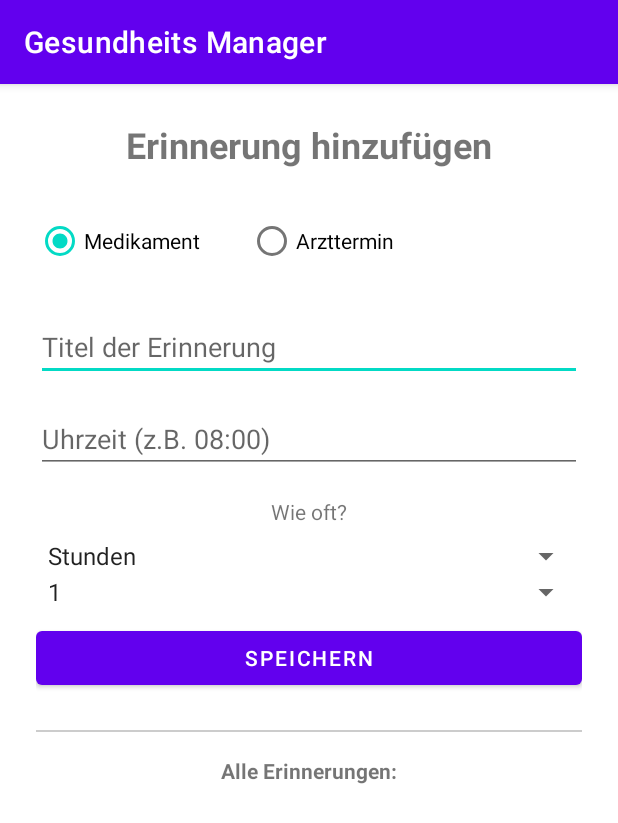
After one commit to Ksarwat/GesundheitsManager-App-repo, an Android app: the fragment AddReminderFragment shown on its own in the app's theme, on a phone screen of 412 x 824 dp. The commit adds this screen. Shown: the top 823 px of the screen. Run offline under Robolectric (Android 15) with nearby library versions, the phone set to English and light mode, and no system bars.

Commit message:
first notification trial

```diff
--- a/app/src/main/AndroidManifest.xml
+++ b/app/src/main/AndroidManifest.xml
@@ -23,6 +23,7 @@
                 <category android:name="android.intent.category.LAUNCHER" />
             </intent-filter>
         </activity>
+        <receiver android:name="com.example.gesundheitsmanager.ui.notizen.ReminderNotificationHelper$ReminderReceiver"/>
     </application>
 
 </manifest>
--- /dev/null
+++ b/app/src/main/java/com/example/gesundheitsmanager/ui/notizen/AddReminderFragment.java
@@ -0,0 +1,275 @@
+package com.example.gesundheitsmanager.ui.notizen;
+
+import android.app.AlarmManager;
+import android.app.NotificationChannel;
+import android.app.NotificationManager;
+import android.app.PendingIntent;
+import android.content.BroadcastReceiver;
+import android.content.Context;
+import android.content.Intent;
+import android.os.Build;
+import androidx.core.app.NotificationCompat;
+import androidx.fragment.app.Fragment;
+import android.os.Bundle;
+import android.view.LayoutInflater;
+import android.view.View;
+import android.view.ViewGroup;
+import android.widget.*;
+import com.example.gesundheitsmanager.R;
+import java.io.BufferedReader;
+import java.io.FileInputStream;
+import java.io.FileOutputStream;
+import java.io.IOException;
+import java.io.InputStreamReader;
+import java.util.ArrayList;
+
+public class AddReminderFragment extends Fragment {
+    private ArrayList<String> reminderList = new ArrayList<>();
+    private ArrayAdapter<String> adapter;
+    private static final String FILE_MEDICINE = "medicine_reminders.txt";
+    private static final String FILE_DOCTOR = "doctor_reminders.txt";
+
+    @Override
+    public View onCreateView(LayoutInflater inflater, ViewGroup container, Bundle savedInstanceState) {
+        View view = inflater.inflate(R.layout.fragment_add_reminder, container, false);
+
+        RadioGroup radioGroup = view.findViewById(R.id.radioGroupType);
+        EditText editTextTitle = view.findViewById(R.id.editTextTitle);
+        EditText editTextDate = view.findViewById(R.id.editTextDate);
+        EditText editTextTime = view.findViewById(R.id.editTextTime);
+        Spinner spinnerFrequencyType = view.findViewById(R.id.spinnerFrequencyType);
+        Spinner spinnerFrequencyValue = view.findViewById(R.id.spinnerFrequencyValue);
+    // Spinner spinnerFrequencyMinutes entfernt
+        EditText editTextStartDate = view.findViewById(R.id.editTextStartDate);
+        Button buttonSave = view.findViewById(R.id.buttonSaveReminder);
+        ListView listViewReminders = view.findViewById(R.id.listViewReminders);
+        TextView textViewFrequencyLabel = view.findViewById(R.id.textViewFrequencyLabel);
+
+        adapter = new ArrayAdapter<>(requireContext(), android.R.layout.simple_list_item_1, reminderList);
+        listViewReminders.setAdapter(adapter);
+
+        // Lade gespeicherte Erinnerungen aus beiden Dateien
+        loadRemindersFromFile(FILE_MEDICINE);
+        loadRemindersFromFile(FILE_DOCTOR);
+        adapter.notifyDataSetChanged();
+
+        // Spinner für Häufigkeitstyp (Stunden/Tage)
+        ArrayAdapter<String> freqTypeAdapter = new ArrayAdapter<>(requireContext(), android.R.layout.simple_spinner_item, new String[]{"Stunden", "Tage"});
+        freqTypeAdapter.setDropDownViewResource(android.R.layout.simple_spinner_dropdown_item);
+        spinnerFrequencyType.setAdapter(freqTypeAdapter);
+
+        // Spinner für Werte (1-12 für Stunden, 1-7 für Tage)
+        ArrayAdapter<String> freqHourAdapter = new ArrayAdapter<>(requireContext(), android.R.layout.simple_spinner_item, getNumberStrings(1, 12));
+        freqHourAdapter.setDropDownViewResource(android.R.layout.simple_spinner_dropdown_item);
+        ArrayAdapter<String> freqDayAdapter = new ArrayAdapter<>(requireContext(), android.R.layout.simple_spinner_item, getNumberStrings(1, 7));
+        freqDayAdapter.setDropDownViewResource(android.R.layout.simple_spinner_dropdown_item);
+
+        // Minuten-Adapter (1-30)
+    // Minuten-Adapter entfernt
+
+        spinnerFrequencyType.setOnItemSelectedListener(new AdapterView.OnItemSelectedListener() {
+            @Override
+            public void onItemSelected(AdapterView<?> parent, View v, int position, long id) {
+                if (position == 0) { // Stunden
+                    spinnerFrequencyValue.setAdapter(freqHourAdapter);
+                    editTextStartDate.setVisibility(View.GONE);
+                } else { // Tage
+                    spinnerFrequencyValue.setAdapter(freqDayAdapter);
+                    editTextStartDate.setVisibility(View.VISIBLE);
+                }
+            }
+            @Override
+            public void onNothingSelected(AdapterView<?> parent) {}
+        });
+        spinnerFrequencyValue.setOnItemSelectedListener(new AdapterView.OnItemSelectedListener() {
+            @Override
+            public void onItemSelected(AdapterView<?> parent, View v, int position, long id) {
+                if (spinnerFrequencyType.getSelectedItemPosition() == 1) {
+                    editTextStartDate.setVisibility(View.VISIBLE);
+                } else {
+                    editTextStartDate.setVisibility(View.GONE);
+                }
+            }
+            @Override
+            public void onNothingSelected(AdapterView<?> parent) {}
+        });
+        // Sichtbarkeit der Felder für Medikamente/Arzttermin
+        radioGroup.setOnCheckedChangeListener((group, checkedId) -> {
+            boolean isMedical = checkedId == R.id.radio_medical;
+            editTextTime.setVisibility(View.VISIBLE); // Arzttermin und Medizin immer Zeitfeld
+            spinnerFrequencyType.setVisibility(isMedical ? View.VISIBLE : View.GONE);
+            spinnerFrequencyValue.setVisibility(isMedical ? View.VISIBLE : View.GONE);
+            // spinnerFrequencyMinutes entfernt
+            textViewFrequencyLabel.setVisibility(isMedical ? View.VISIBLE : View.GONE);
+            editTextStartDate.setVisibility(isMedical && spinnerFrequencyType.getSelectedItemPosition() == 1 ? View.VISIBLE : View.GONE);
+            editTextDate.setVisibility(isMedical ? View.GONE : View.VISIBLE);
+        });
+        // Initiale Sichtbarkeit
+        boolean isMedical = radioGroup.getCheckedRadioButtonId() == R.id.radio_medical;
+        editTextTime.setVisibility(View.VISIBLE);
+        spinnerFrequencyType.setVisibility(isMedical ? View.VISIBLE : View.GONE);
+        spinnerFrequencyValue.setVisibility(isMedical ? View.VISIBLE : View.GONE);
+    // spinnerFrequencyMinutes entfernt
+        textViewFrequencyLabel.setVisibility(isMedical ? View.VISIBLE : View.GONE);
+        editTextStartDate.setVisibility(isMedical && spinnerFrequencyType.getSelectedItemPosition() == 1 ? View.VISIBLE : View.GONE);
+        editTextDate.setVisibility(isMedical ? View.GONE : View.VISIBLE);
+
+        ReminderNotificationHelper.createNotificationChannel(requireContext());
+
+        buttonSave.setOnClickListener(v -> {
+            int checkedId = radioGroup.getCheckedRadioButtonId();
+            String type = checkedId == R.id.radio_medical ? "Medikament" : "Arzttermin";
+            String title = editTextTitle.getText().toString();
+            String date = editTextDate.getText().toString();
+            String time = editTextTime.getText().toString();
+            String freqType = spinnerFrequencyType.getSelectedItem() != null ? spinnerFrequencyType.getSelectedItem().toString() : "";
+            String freqValue = spinnerFrequencyValue.getSelectedItem() != null ? spinnerFrequencyValue.getSelectedItem().toString() : "";
+            // freqMinutes entfernt
+            String startDate = editTextStartDate.getText().toString();
+            if (title.isEmpty() || (type.equals("Arzttermin") && date.isEmpty())) {
+                Toast.makeText(getContext(), "Bitte alle Felder ausfüllen", Toast.LENGTH_SHORT).show();
+                return;
+            }
+            if (type.equals("Medikament")) {
+                if (time.isEmpty() || freqType.isEmpty() || freqValue.isEmpty() || (freqType.equals("Tage") && startDate.isEmpty())) {
+                    Toast.makeText(getContext(), "Bitte alle Felder ausfüllen", Toast.LENGTH_SHORT).show();
+                    return;
+                }
+            }
+            if (type.equals("Arzttermin") && time.isEmpty()) {
+                time = "08:00";
+            }
+            StringBuilder entry = new StringBuilder();
+            entry.append(type).append(": ").append(title);
+            if (type.equals("Arzttermin")) {
+                entry.append(", am ").append(date).append(", um ").append(time);
+            } else {
+                entry.append(", um ").append(time).append(", alle ").append(freqValue).append(" ").append(freqType.toLowerCase());
+                if (freqType.equals("Tage")) {
+                    entry.append(", ab ").append(startDate);
+                }
+            }
+            reminderList.add(entry.toString());
+            adapter.notifyDataSetChanged();
+            saveReminderToFile(type, title, date, time, freqType, freqValue, "", startDate);
+            // Benachrichtigung planen
+            long triggerMillis = parseReminderTime(type, date, time, startDate);
+            if (triggerMillis > 0) {
+                String msg = type.equals("Medikament") ? "Zeit für dein Medikament: " + title : "Arzttermin: " + title;
+                ReminderNotificationHelper.scheduleNotification(requireContext(), triggerMillis, "Erinnerung", msg);
+            }
+            editTextTitle.setText("");
+            editTextDate.setText("");
+            editTextTime.setText("");
+            editTextStartDate.setText("");
+            spinnerFrequencyType.setSelection(0);
+            spinnerFrequencyValue.setSelection(0);
+            // spinnerFrequencyMinutes entfernt
+            Toast.makeText(getContext(), "Erinnerung gespeichert", Toast.LENGTH_SHORT).show();
+        });
+
+        return view;
+    }
+
+    private String[] getNumberStrings(int from, int to) {
+        String[] arr = new String[to - from + 1];
+        for (int i = from; i <= to; i++) {
+            arr[i - from] = String.valueOf(i);
+        }
+        return arr;
+    }
+
+    private void saveReminderToFile(String type, String title, String date, String time, String freqType, String freqValue, String freqMinutes, String startDate) {
+        String filename = type.equals("Medikament") ? FILE_MEDICINE : FILE_DOCTOR;
+        StringBuilder sb = new StringBuilder();
+        sb.append("Titel: ").append(title);
+        if (type.equals("Arzttermin")) {
+            sb.append(", Datum: ").append(date).append(", Zeit: ").append(time);
+        } else {
+            sb.append(", Uhrzeit: ").append(time)
+              .append(", Intervall: ").append(freqValue).append(" ").append(freqType);
+            if (freqType.equals("Tage")) {
+                sb.append(", Start: ").append(startDate);
+            }
+        }
+        sb.append("\n");
+        try (java.io.FileOutputStream fos = requireContext().openFileOutput(filename, android.content.Context.MODE_APPEND)) {
+            fos.write(sb.toString().getBytes());
+        } catch (java.io.IOException e) {
+            e.printStackTrace();
+        }
+    }
+
+    private void loadRemindersFromFile(String filename) {
+        try (FileInputStream fis = requireContext().openFileInput(filename);
+             InputStreamReader isr = new InputStreamReader(fis);
+             BufferedReader reader = new BufferedReader(isr)) {
+            String line;
+            while ((line = reader.readLine()) != null) {
+                if (!line.trim().isEmpty()) {
+                    reminderList.add(line);
+                }
+            }
+        } catch (IOException e) {
+            // Datei existiert evtl. noch nicht, ignoriere
+        }
+    }
+
+    private long parseReminderTime(String type, String date, String time, String startDate) {
+        // Versucht, das nächste Erinnerungsdatum als Zeitstempel zu berechnen
+        try {
+            String dateTimeStr;
+            if (type.equals("Arzttermin")) {
+                dateTimeStr = date + " " + time;
+            } else {
+                // Für Medikamente: Startdatum + Zeit, sonst heute + Zeit
+                dateTimeStr = (startDate.isEmpty() ? new java.text.SimpleDateFormat("dd.MM.yyyy").format(new java.util.Date()) : startDate) + " " + time;
+            }
+            java.text.SimpleDateFormat sdf = new java.text.SimpleDateFormat("dd.MM.yyyy HH:mm");
+            java.util.Date dt = sdf.parse(dateTimeStr);
+            return dt.getTime();
+        } catch (Exception e) {
+            return -1;
+        }
+    }
+}
+
+// ReminderNotificationHelper als eigene Klasse außerhalb von AddReminderFragment
+class ReminderNotificationHelper {
+    private static final String CHANNEL_ID = "reminder_channel";
+    private static final int NOTIFICATION_ID = 1001;
+
+    public static void scheduleNotification(Context context, long triggerAtMillis, String title, String message) {
+        Intent intent = new Intent(context, ReminderReceiver.class);
+        intent.putExtra("title", title);
+        intent.putExtra("message", message);
+        PendingIntent pendingIntent = PendingIntent.getBroadcast(context, (int) System.currentTimeMillis(), intent, PendingIntent.FLAG_UPDATE_CURRENT | PendingIntent.FLAG_IMMUTABLE);
+        AlarmManager alarmManager = (AlarmManager) context.getSystemService(Context.ALARM_SERVICE);
+        alarmManager.setExact(AlarmManager.RTC_WAKEUP, triggerAtMillis, pendingIntent);
+    }
+
+    public static void createNotificationChannel(Context context) {
+        if (Build.VERSION.SDK_INT >= Build.VERSION_CODES.O) {
+            NotificationChannel channel = new NotificationChannel(CHANNEL_ID, "Erinnerungen", NotificationManager.IMPORTANCE_HIGH);
+            channel.setDescription("Benachrichtigungen für Erinnerungen");
+            NotificationManager manager = context.getSystemService(NotificationManager.class);
+            manager.createNotificationChannel(channel);
+        }
+    }
+
+    public static class ReminderReceiver extends BroadcastReceiver {
+        @Override
+        public void onReceive(Context context, Intent intent) {
+            String title = intent.getStringExtra("title");
+            String message = intent.getStringExtra("message");
+            NotificationCompat.Builder builder = new NotificationCompat.Builder(context, CHANNEL_ID)
+                    .setSmallIcon(android.R.drawable.ic_dialog_info)
+                    .setContentTitle(title)
+                    .setContentText(message)
+                    .setPriority(NotificationCompat.PRIORITY_HIGH)
+                    .setAutoCancel(true);
+            NotificationManager manager = (NotificationManager) context.getSystemService(Context.NOTIFICATION_SERVICE);
+            manager.notify(NOTIFICATION_ID, builder.build());
+        }
+    }
+}
--- /dev/null
+++ b/app/src/main/res/layout/fragment_add_reminder.xml
@@ -0,0 +1,116 @@
+<?xml version="1.0" encoding="utf-8"?>
+<LinearLayout xmlns:android="http://schemas.android.com/apk/res/android"
+    android:layout_width="match_parent"
+    android:layout_height="match_parent"
+    android:orientation="vertical"
+    android:padding="24dp"
+    android:gravity="center">
+
+    <TextView
+        android:layout_width="wrap_content"
+        android:layout_height="wrap_content"
+        android:text="Erinnerung hinzufügen"
+        android:textSize="24sp"
+        android:textStyle="bold"
+        android:layout_marginBottom="24dp"/>
+
+    <RadioGroup
+        android:id="@+id/radioGroupType"
+        android:layout_width="match_parent"
+        android:layout_height="wrap_content"
+        android:orientation="horizontal"
+        android:layout_marginBottom="24dp">
+        <RadioButton
+            android:id="@+id/radio_medical"
+            android:layout_width="wrap_content"
+            android:layout_height="wrap_content"
+            android:text="Medikament"
+            android:checked="true"/>
+        <RadioButton
+            android:id="@+id/radio_doctor"
+            android:layout_width="wrap_content"
+            android:layout_height="wrap_content"
+            android:text="Arzttermin"
+            android:layout_marginStart="32dp"/>
+    </RadioGroup>
+
+    <EditText
+        android:id="@+id/editTextTitle"
+        android:layout_width="match_parent"
+        android:layout_height="wrap_content"
+        android:hint="Titel der Erinnerung"
+        android:layout_marginBottom="16dp"/>
+
+    <EditText
+        android:id="@+id/editTextDate"
+        android:layout_width="match_parent"
+        android:layout_height="wrap_content"
+        android:hint="Datum (z.B. 01.09.2025)"
+        android:layout_marginBottom="16dp"
+        android:visibility="visible"/>
+
+    <EditText
+        android:id="@+id/editTextTime"
+        android:layout_width="match_parent"
+        android:layout_height="wrap_content"
+        android:hint="Uhrzeit (z.B. 08:00)"
+        android:layout_marginBottom="16dp"
+        android:visibility="visible"/>
+
+    <TextView
+        android:id="@+id/textViewFrequencyLabel"
+        android:layout_width="wrap_content"
+        android:layout_height="wrap_content"
+        android:text="Wie oft?"
+        android:layout_marginBottom="8dp"
+        android:visibility="visible"/>
+
+    <Spinner
+        android:id="@+id/spinnerFrequencyType"
+        android:layout_width="match_parent"
+        android:layout_height="wrap_content"
+        android:visibility="visible"/>
+
+    <Spinner
+        android:id="@+id/spinnerFrequencyValue"
+        android:layout_width="match_parent"
+        android:layout_height="wrap_content"
+        android:layout_marginBottom="8dp"
+        android:visibility="visible"/>
+
+
+    <EditText
+        android:id="@+id/editTextStartDate"
+        android:layout_width="match_parent"
+        android:layout_height="wrap_content"
+        android:hint="Startdatum (z.B. 01.09.2025)"
+        android:layout_marginBottom="16dp"
+        android:visibility="gone"/>
+
+    <Button
+        android:id="@+id/buttonSaveReminder"
+        android:layout_width="match_parent"
+        android:layout_height="wrap_content"
+        android:text="Speichern"
+        android:layout_marginBottom="24dp"/>
+
+    <View
+        android:layout_width="match_parent"
+        android:layout_height="1dp"
+        android:background="#CCCCCC"
+        android:layout_marginBottom="16dp"/>
+
+    <TextView
+        android:layout_width="wrap_content"
+        android:layout_height="wrap_content"
+        android:text="Alle Erinnerungen:"
+        android:textStyle="bold"
+        android:layout_marginBottom="8dp"/>
+
+    <ListView
+        android:id="@+id/listViewReminders"
+        android:layout_width="match_parent"
+        android:layout_height="0dp"
+        android:layout_weight="1"/>
+
+</LinearLayout>
--- a/app/src/main/res/navigation/mobile_navigation.xml
+++ b/app/src/main/res/navigation/mobile_navigation.xml
@@ -92,4 +92,10 @@
         android:name="com.example.gesundheitsmanager.ui.medikamente.LisinoprilFragment"
         android:label="Lisinopril"
         tools:layout="@layout/fragment_lisinopril" />
+
+    <fragment
+        android:id="@+id/fragment_add_reminder"
+        android:name="com.example.gesundheitsmanager.ui.notizen.AddReminderFragment"
+        android:label="Erinnerung hinzufügen"
+        tools:layout="@layout/fragment_add_reminder" />
 </navigation>
```
Also changed, not shown: app/src/main/java/com/example/gesundheitsmanager/ui/notizen/NotizenFragment.java (+6 -1 lines), app/src/main/res/layout/fragment_notizen.xml (+18 -4 lines).
